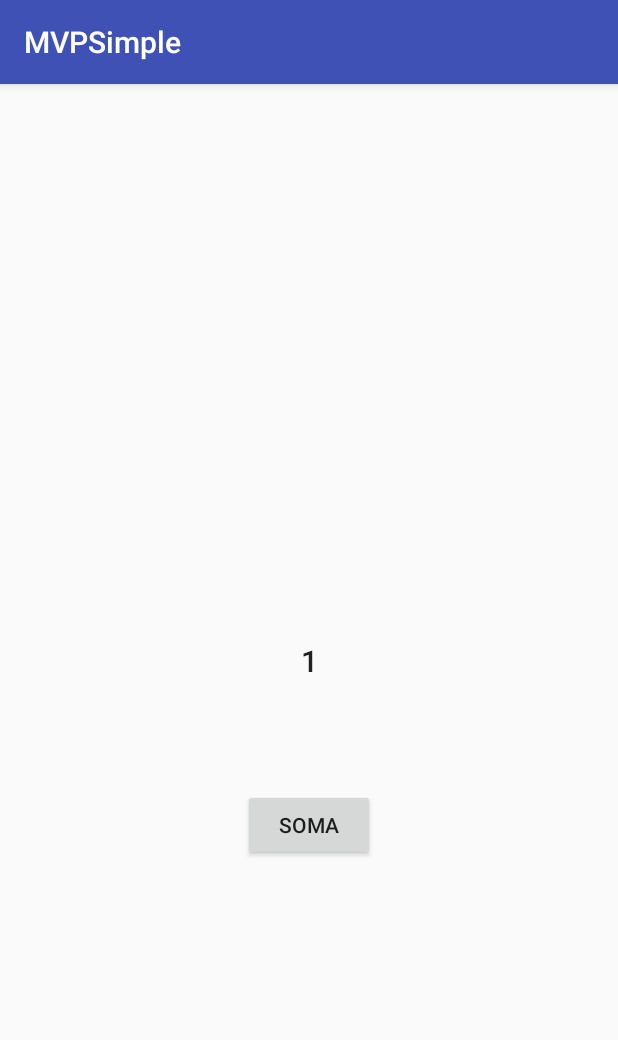
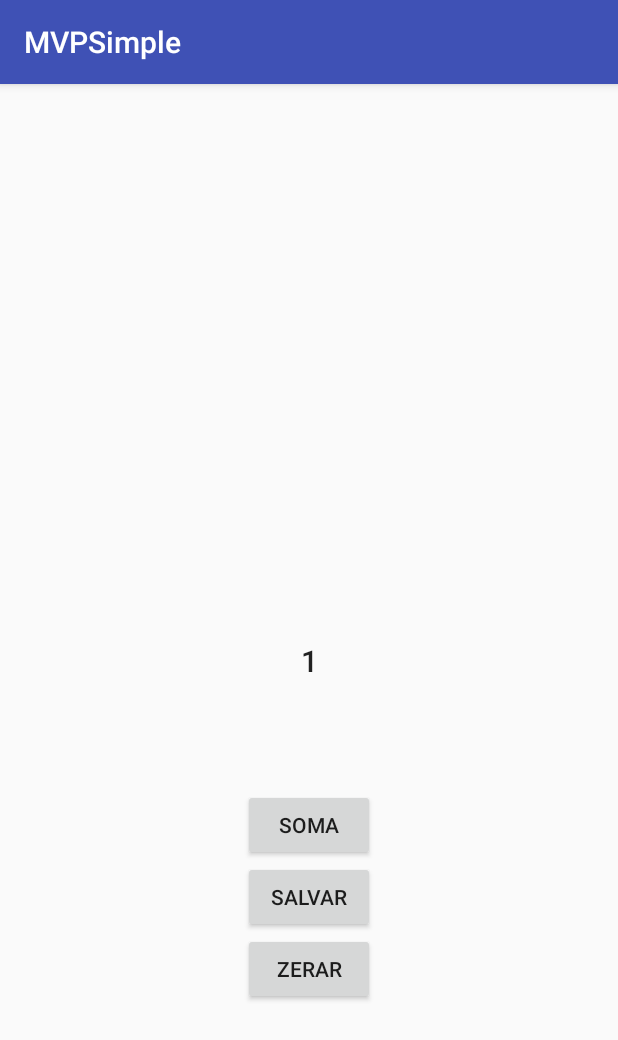
Before and after one commit to EduardaArmstrong/Architecture, an Android app: the screen it shows after launch (MainActivity), after a tap on "SOMA", on a phone screen of 412 x 824 dp. Shown: the top 1040 px of the screen. Run offline under Robolectric (Android 15) with nearby library versions, the phone set to English and light mode, and no system bars; 1 statement that could not run was skipped.

Commit message:
Add - New buttons and SharedPreferences

```diff
--- a/JAVA/MVPSimple/app/src/main/AndroidManifest.xml
+++ b/JAVA/MVPSimple/app/src/main/AndroidManifest.xml
@@ -3,6 +3,7 @@
     package="com.mvp.eduarda.mvpsimple">
 
     <application
+        android:name=".MVPSimples"
         android:allowBackup="true"
         android:icon="@mipmap/ic_launcher"
         android:label="@string/app_name"
@@ -16,6 +17,10 @@
                 <category android:name="android.intent.category.LAUNCHER" />
             </intent-filter>
         </activity>
+
+
+
+
     </application>
 
 </manifest>
--- /dev/null
+++ b/JAVA/MVPSimple/app/src/main/java/com/mvp/eduarda/mvpsimple/Arquivo.java
@@ -0,0 +1,31 @@
+package com.mvp.eduarda.mvpsimple;
+
+import android.content.SharedPreferences;
+
+/**
+ * Created by Eduarda on 08/12/2017.
+ */
+
+public class Arquivo {
+    private SharedPreferences sharedPreferences;
+    private SharedPreferences.Editor editor;
+
+
+    public Arquivo() {
+    }
+
+    public Arquivo(SharedPreferences sharedPreferences) {
+        this.sharedPreferences = sharedPreferences;
+        this.editor = this.sharedPreferences.edit();
+    }
+
+    public void salvar(String key , String valor){
+        this.editor.putString(key, valor);
+        this.editor.commit();
+
+    }
+
+    public String buscar(String key){
+     return this.sharedPreferences.getString(key,"");
+    }
+}
--- /dev/null
+++ b/JAVA/MVPSimple/app/src/main/java/com/mvp/eduarda/mvpsimple/MVPSimples.java
@@ -0,0 +1,26 @@
+package com.mvp.eduarda.mvpsimple;
+
+import android.app.Application;
+import android.content.Context;
+
+/**
+ * Created by Eduarda on 09/12/2017.
+ */
+
+public class MVPSimples extends Application {
+
+    private static MVPSimples singleton;
+
+     public MVPSimples getInstance(){
+         return singleton;
+     }
+
+    @Override
+    public void onCreate() {
+        super.onCreate();
+        singleton = this;
+
+    }
+
+
+}
--- a/JAVA/MVPSimple/app/src/main/java/com/mvp/eduarda/mvpsimple/MainActivity.java
+++ b/JAVA/MVPSimple/app/src/main/java/com/mvp/eduarda/mvpsimple/MainActivity.java
@@ -10,8 +10,9 @@ public class MainActivity extends AppCompatActivity implements MainMVP.View {
 
     private TextView numero;
     private Button botaoSoma;
+    private Button botaoSalvar;
+    private Button botaoZerar;
     private PresenterImpl presenter;
-
 
     @Override
     protected void onCreate(Bundle savedInstanceState) {
@@ -20,12 +21,33 @@ public class MainActivity extends AppCompatActivity implements MainMVP.View {
 
         numero = (TextView) findViewById(R.id.numero);
         botaoSoma = (Button) findViewById(R.id.botaoSoma);
+        botaoSalvar = (Button) findViewById(R.id.botaoSalvar);
+        botaoZerar = (Button) findViewById(R.id.botaoZerar);
+
         presenter = new PresenterImpl(this);
+
+        presenter.buscaValor();
 
         botaoSoma.setOnClickListener(new View.OnClickListener() {
             @Override
             public void onClick(View v) {
-                presenter.clickBotao();
+                presenter.clickBotaoSomar();
+            }
+        });
+
+        botaoSalvar.setOnClickListener(new View.OnClickListener() {
+            @Override
+            public void onClick(View v) {
+                presenter.clickBotaoSalvar(numero.getText().toString());
+
+            }
+        });
+
+        botaoZerar.setOnClickListener(new View.OnClickListener() {
+            @Override
+            public void onClick(View v) {
+                presenter.clickBotaoZerar();
+
             }
         });
 
@@ -33,9 +55,9 @@ public class MainActivity extends AppCompatActivity implements MainMVP.View {
 
 
     @Override
-    public void updateValor(int num) {
+    public void updateValor(String num) {
+        numero.setText(num);
+    }
 
-        numero.setText(String.valueOf(num));
 
-    }
 }
--- a/JAVA/MVPSimple/app/src/main/java/com/mvp/eduarda/mvpsimple/MainMVP.java
+++ b/JAVA/MVPSimple/app/src/main/java/com/mvp/eduarda/mvpsimple/MainMVP.java
@@ -7,18 +7,22 @@ package com.mvp.eduarda.mvpsimple;
 public interface MainMVP {
 
     interface View{
-        void updateValor(int num);
-
+        void updateValor(String num);
     }
 
     interface Presenter{
-        void clickBotao();
+        void clickBotaoSomar();
+        void clickBotaoSalvar(String valor);
+        void clickBotaoZerar();
+        void buscaValor();
 
     }
 
     interface Model{
-
         int somar();
+        void salvar(String valor);
+        void zerar();
+        String recuperarValor();
 
     }
 }
--- a/JAVA/MVPSimple/app/src/main/java/com/mvp/eduarda/mvpsimple/ModelImpl.java
+++ b/JAVA/MVPSimple/app/src/main/java/com/mvp/eduarda/mvpsimple/ModelImpl.java
@@ -4,14 +4,38 @@ package com.mvp.eduarda.mvpsimple;
  * Created by Eduarda on 01/12/2017.
  */
 
-public class ModelImpl implements MainMVP.Model{
+public class ModelImpl implements MainMVP.Model {
 
-    int soma = 0;
+    private int soma ;
+    private String valor;
+    MVPSimples mvpSimples = new MVPSimples();
+
+    private static final String ARQUIVO_VALOR = "ArquivoValor";
+    Arquivo arquivo = new Arquivo(mvpSimples.getInstance().getSharedPreferences(ARQUIVO_VALOR ,0));
 
     @Override
     public int somar() {
+
         soma = soma +1;
-
         return soma;
     }
+
+    @Override
+    public void salvar(String valor) {
+
+        arquivo.salvar("number", valor);
+    }
+
+    @Override
+    public void zerar() {
+        arquivo.salvar("number", "0");
+
+    }
+
+    @Override
+    public String recuperarValor() {
+        valor = arquivo.buscar("number");
+        soma = Integer.parseInt(valor);
+        return valor;
+    }
 }
--- a/JAVA/MVPSimple/app/src/main/java/com/mvp/eduarda/mvpsimple/PresenterImpl.java
+++ b/JAVA/MVPSimple/app/src/main/java/com/mvp/eduarda/mvpsimple/PresenterImpl.java
@@ -1,4 +1,6 @@
 package com.mvp.eduarda.mvpsimple;
+
+import android.content.Context;
 
 /**
  * Created by Eduarda on 01/12/2017.
@@ -6,21 +8,38 @@ package com.mvp.eduarda.mvpsimple;
 
 public class PresenterImpl  implements MainMVP.Presenter{
 
-    private  MainMVP.View view;
-    private  ModelImpl model;
+    private MainMVP.View view;
+    private ModelImpl model;
     private int soma = 0;
+    private String resultadoBusca;
 
-    public PresenterImpl(MainMVP.View view) {
+    public PresenterImpl(MainMVP.View view ) {
         this.view = view;
         this.model = new ModelImpl();
     }
 
     @Override
-    public void clickBotao() {
+    public void clickBotaoSomar() {
+       soma =  model.somar();
+       view.updateValor(String.valueOf(soma));
+    }
 
-       soma =  model.somar();
+    @Override
+    public void clickBotaoSalvar(String valor) {
+        model.salvar(valor);
+    }
 
-        view.updateValor(soma);
+    @Override
+    public void clickBotaoZerar() {
+        model.zerar();
+        resultadoBusca = model.recuperarValor();
+        view.updateValor(resultadoBusca);
+    }
+
+    @Override
+    public void buscaValor() {
+        resultadoBusca = model.recuperarValor();
+        view.updateValor(resultadoBusca);
 
     }
 
--- a/JAVA/MVPSimple/app/src/main/res/layout/activity_main.xml
+++ b/JAVA/MVPSimple/app/src/main/res/layout/activity_main.xml
@@ -29,5 +29,23 @@
         app:layout_constraintLeft_toLeftOf="parent"
         app:layout_constraintRight_toRightOf="parent" />
 
+    <Button
+        android:id="@+id/botaoSalvar"
+        android:layout_width="wrap_content"
+        android:layout_height="wrap_content"
+        android:text="salvar"
+        app:layout_constraintTop_toBottomOf="@+id/botaoSoma"
+        app:layout_constraintLeft_toLeftOf="parent"
+        app:layout_constraintRight_toRightOf="parent"/>
+
+    <Button
+        android:id="@+id/botaoZerar"
+        android:layout_width="wrap_content"
+        android:layout_height="wrap_content"
+        android:text="zerar"
+        app:layout_constraintTop_toBottomOf="@+id/botaoSalvar"
+        app:layout_constraintLeft_toLeftOf="parent"
+        app:layout_constraintRight_toRightOf="parent"/>
+
 
 </android.support.constraint.ConstraintLayout>
```
